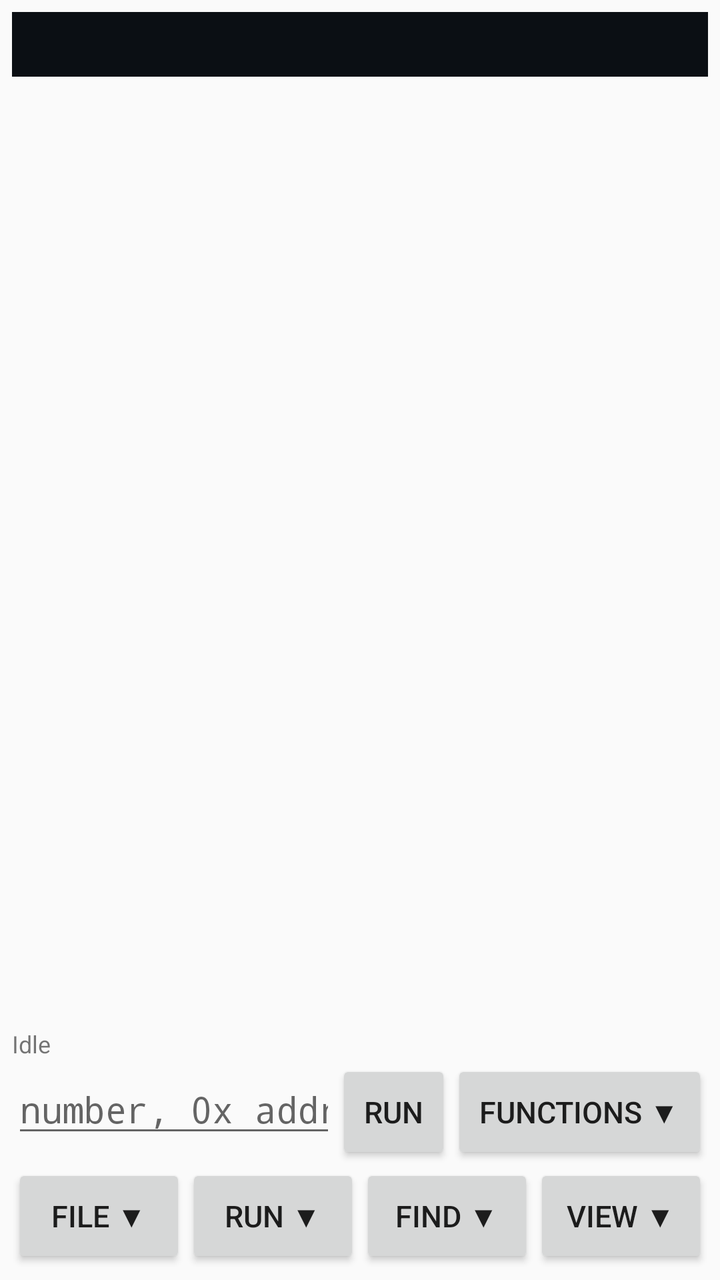
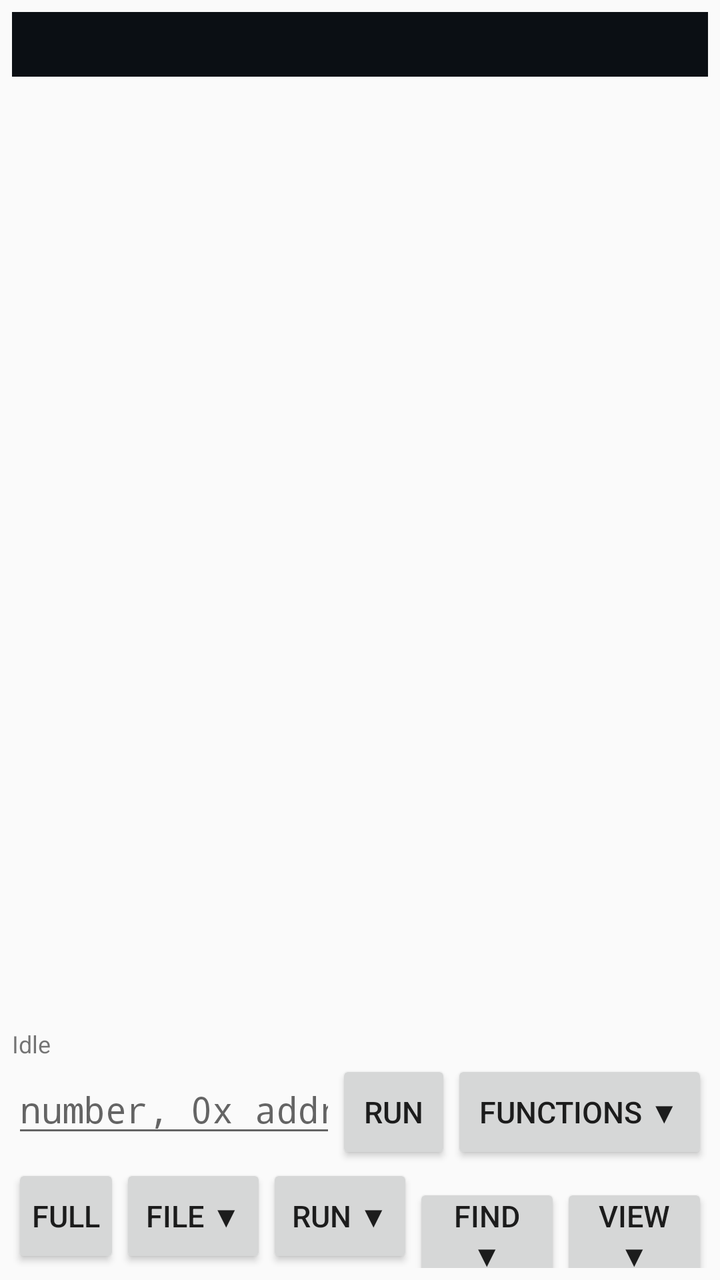

Screens rendered from an Android XML layout before and after an edit, with the pre-edit source and the edit as a unified diff.
<!-- AndroidManifest.xml: application theme android:Theme.Material.Light.NoActionBar -->
<!-- res/layout/activity_main.xml -->
<?xml version="1.0" encoding="utf-8"?>
<LinearLayout xmlns:android="http://schemas.android.com/apk/res/android"
    android:layout_width="match_parent"
    android:layout_height="match_parent"
    android:orientation="vertical"
    android:padding="6dp">

    <ScrollView
        android:id="@+id/scrollView"
        android:layout_width="match_parent"
        android:layout_height="0dp"
        android:layout_weight="1"
        android:fadeScrollbars="false"
        android:scrollbarAlwaysDrawVerticalTrack="true"
        android:scrollbarSize="10dp"
        android:scrollbarStyle="insideOverlay">

        
        <HorizontalScrollView
            android:layout_width="match_parent"
            android:layout_height="wrap_content"
            android:background="#0B0F14"
            android:fadeScrollbars="false"
            android:scrollbarAlwaysDrawHorizontalTrack="true"
            android:scrollbarSize="10dp"
            android:scrollbarStyle="insideOverlay">

            <TextView
                android:id="@+id/outputText"
                android:layout_width="wrap_content"
                android:layout_height="wrap_content"
                android:fontFamily="monospace"
                android:padding="8dp"
                android:textColor="#D4D4D4"
                android:textIsSelectable="true"
                android:textSize="12sp" />
        </HorizontalScrollView>
    </ScrollView>

    <ProgressBar
        android:id="@+id/progressBar"
        style="?android:attr/progressBarStyleHorizontal"
        android:layout_width="match_parent"
        android:layout_height="wrap_content"
        android:indeterminate="true"
        android:visibility="gone" />

    <TextView
        android:id="@+id/statusText"
        android:layout_width="match_parent"
        android:layout_height="wrap_content"
        android:text="Idle"
        android:textSize="12sp" />

    
    <LinearLayout
        android:layout_width="match_parent"
        android:layout_height="wrap_content"
        android:orientation="horizontal">

        <EditText
            android:id="@+id/cmdInput"
            android:layout_width="0dp"
            android:layout_height="wrap_content"
            android:layout_weight="1"
            android:fontFamily="monospace"
            android:hint="number, 0x address, or find WORD"
            android:imeOptions="actionGo"
            android:inputType="text"
            android:singleLine="true" />

        <Button
            android:id="@+id/runButton"
            style="@style/CompactButton"
            android:layout_width="wrap_content"
            android:layout_height="wrap_content"
            android:paddingLeft="14dp"
            android:paddingRight="14dp"
            android:text="Run" />

        <Button
            android:id="@+id/functionsPickButton"
            style="@style/CompactButton"
            android:layout_width="wrap_content"
            android:layout_height="wrap_content"
            android:paddingLeft="14dp"
            android:paddingRight="14dp"
            android:text="Functions ▼" />
    </LinearLayout>

    
    <LinearLayout
        android:layout_width="match_parent"
        android:layout_height="wrap_content"
        android:orientation="horizontal">

        <Button
            android:id="@+id/fileMenuButton"
            style="@style/CompactButton"
            android:layout_width="0dp"
            android:layout_height="wrap_content"
            android:layout_weight="1"
            android:text="FILE ▼" />

        <Button
            android:id="@+id/runMenuButton"
            style="@style/CompactButton"
            android:layout_width="0dp"
            android:layout_height="wrap_content"
            android:layout_weight="1"
            android:text="RUN ▼" />

        <Button
            android:id="@+id/findMenuButton"
            style="@style/CompactButton"
            android:layout_width="0dp"
            android:layout_height="wrap_content"
            android:layout_weight="1"
            android:text="FIND ▼" />

        <Button
            android:id="@+id/viewMenuButton"
            style="@style/CompactButton"
            android:layout_width="0dp"
            android:layout_height="wrap_content"
            android:layout_weight="1"
            android:text="VIEW ▼" />
    </LinearLayout>

</LinearLayout>
<!-- resources referenced by this layout -->
<resources>
  <style name="CompactButton" parent="@android:style/Widget.Material.Button">
          <item name="android:minHeight">52dp</item>
          <item name="android:minWidth">48dp</item>
          <item name="android:textSize">15sp</item>
          <item name="android:paddingTop">6dp</item>
          <item name="android:paddingBottom">6dp</item>
      </style>
</resources>

<!-- the commit's change to res/layout/activity_main.xml (unified diff, before → after) -->
@@ -36,6 +36,12 @@
                 android:textSize="12sp" />
         </HorizontalScrollView>
     </ScrollView>
+
+    <LinearLayout
+        android:id="@+id/controlsPanel"
+        android:layout_width="match_parent"
+        android:layout_height="wrap_content"
+        android:orientation="vertical">
 
     <ProgressBar
         android:id="@+id/progressBar"
@@ -95,6 +101,15 @@
         android:orientation="horizontal">
 
         <Button
+            android:id="@+id/fullscreenButton"
+            style="@style/CompactButton"
+            android:layout_width="wrap_content"
+            android:layout_height="wrap_content"
+            android:paddingLeft="10dp"
+            android:paddingRight="10dp"
+            android:text="FULL" />
+
+        <Button
             android:id="@+id/fileMenuButton"
             style="@style/CompactButton"
             android:layout_width="0dp"
@@ -127,4 +142,6 @@
             android:text="VIEW ▼" />
     </LinearLayout>
 
+    </LinearLayout>
+
 </LinearLayout>
